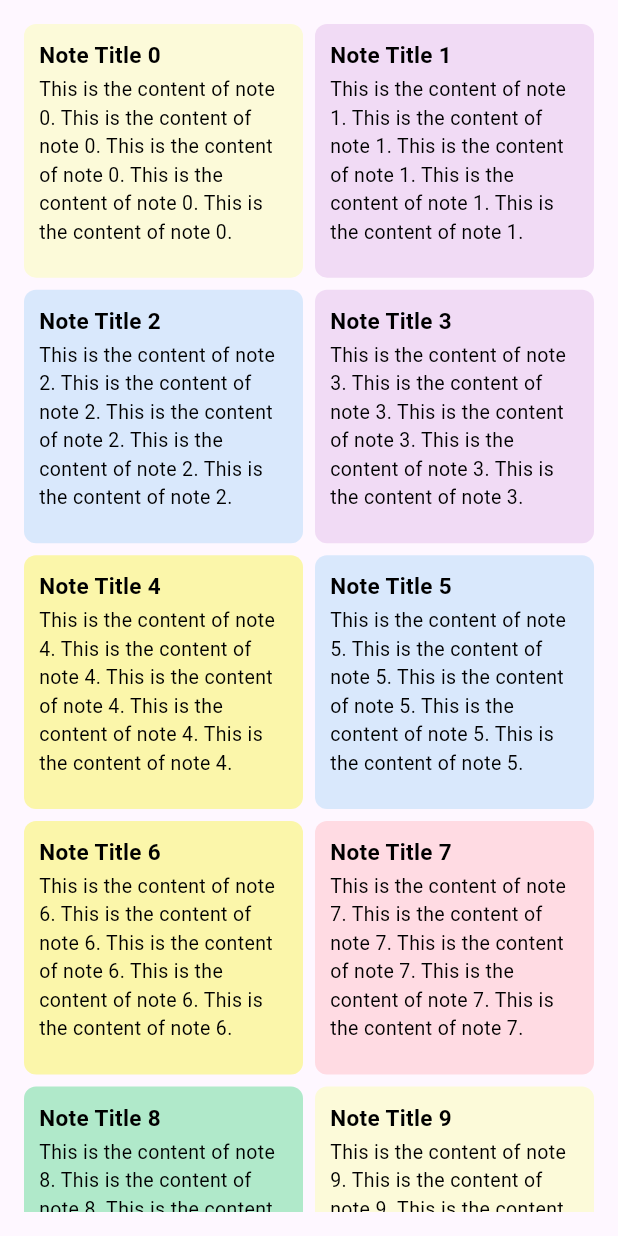
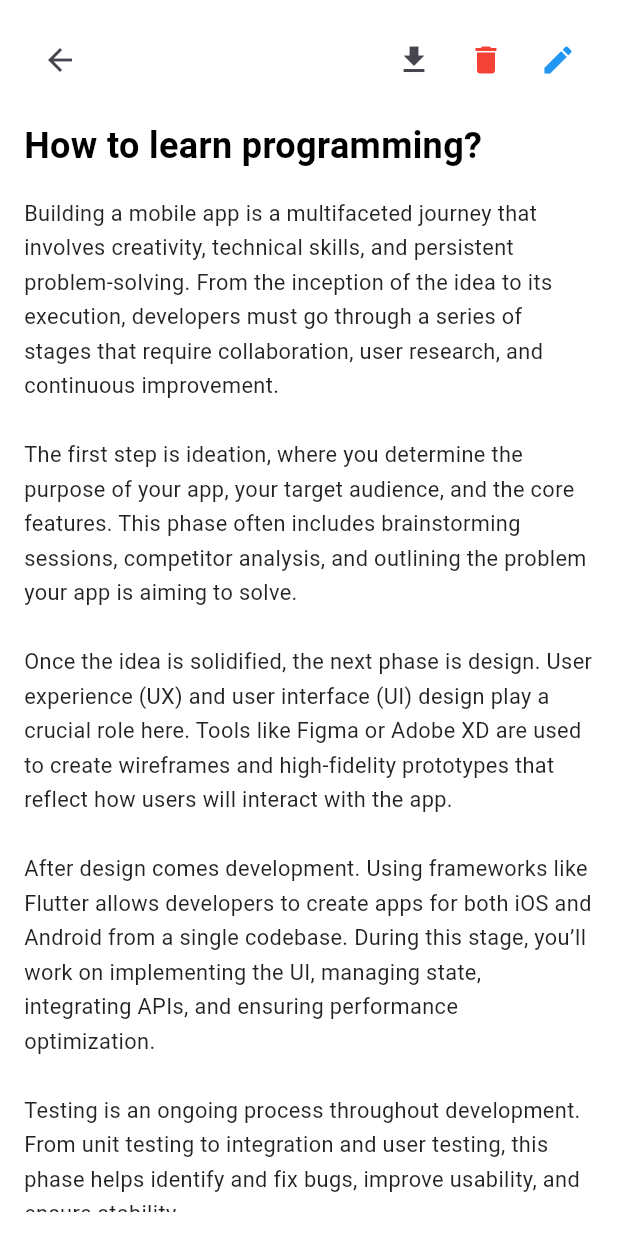
Before and after one commit to oluwaseyi9325/Note-App-Flutter, a Flutter app: the screen it shows after launch, on a phone screen of 412 x 824 dp. Run offline on Flutter 3.47's test engine with Material 3 defaults, Android fonts, the phone set to English and light mode, and no system bars.

Commit message:
added view note screen

```diff
--- a/lib/main.dart
+++ b/lib/main.dart
@@ -1,5 +1,6 @@
 import 'package:flutter/material.dart';
 import 'package:note_app/screens/home_screen.dart';
+import 'package:note_app/screens/note_view_screen.dart';
 
 void main() {
   runApp(const MyApp());
@@ -12,7 +13,7 @@ class MyApp extends StatelessWidget {
   Widget build(BuildContext context) {
     return MaterialApp(
       debugShowCheckedModeBanner: false,
-      home: HomeScreen(),
+      home: NoteViewScreen(),
     );
   }
 }
--- /dev/null
+++ b/lib/screens/note_view_screen.dart
@@ -0,0 +1,83 @@
+import 'package:flutter/material.dart';
+
+class NoteViewScreen extends StatefulWidget {
+  const NoteViewScreen({super.key});
+
+  @override
+  State<NoteViewScreen> createState() => _NoteViewScreenState();
+}
+
+class _NoteViewScreenState extends State<NoteViewScreen> {
+  @override
+  Widget build(BuildContext context) {
+    return Scaffold(
+      backgroundColor: Colors.white,
+      body: Padding(
+        padding: const EdgeInsets.all(16.0),
+        child: SafeArea(
+          child: Column(
+            crossAxisAlignment: CrossAxisAlignment.start,
+            children: [
+              Row(
+                mainAxisAlignment: MainAxisAlignment.spaceBetween,
+                children: [
+                  IconButton(onPressed: () => {}, icon: Icon(Icons.arrow_back)),
+                  Row(
+                    children: [
+                      IconButton(
+                        onPressed: () => {},
+                        icon: Icon(Icons.download),
+                      ),
+                      IconButton(onPressed: () => {}, icon: Icon(Icons.delete, color: Colors.red,)),
+                      IconButton(onPressed: () => {}, icon: Icon(Icons.edit, color: Colors.blue,)),
+                    ],
+                  ),
+                ],
+              ),
+              SizedBox(height: 16),
+              Text(
+                "How to learn programming?",
+                style: const TextStyle(
+                  color: Colors.black,
+                  fontSize: 24,
+                  fontWeight: FontWeight.bold,
+                ),
+              ),
+              SizedBox(height: 16),
+              Expanded(
+                child: SingleChildScrollView(
+                  child: Text(
+                    "Building a mobile app is a multifaceted journey that involves creativity, technical skills, and persistent problem-solving. "
+                    "From the inception of the idea to its execution, developers must go through a series of stages that require collaboration, "
+                    "user research, and continuous improvement.\n\n"
+                    "The first step is ideation, where you determine the purpose of your app, your target audience, and the core features. "
+                    "This phase often includes brainstorming sessions, competitor analysis, and outlining the problem your app is aiming to solve.\n\n"
+                    "Once the idea is solidified, the next phase is design. User experience (UX) and user interface (UI) design play a crucial role here. "
+                    "Tools like Figma or Adobe XD are used to create wireframes and high-fidelity prototypes that reflect how users will interact with the app.\n\n"
+                    "After design comes development. Using frameworks like Flutter allows developers to create apps for both iOS and Android from a single codebase. "
+                    "During this stage, you’ll work on implementing the UI, managing state, integrating APIs, and ensuring performance optimization.\n\n"
+                    "Testing is an ongoing process throughout development. From unit testing to integration and user testing, this phase helps identify and fix bugs, "
+                    "improve usability, and ensure stability.\n\n"
+                    "Once the app is stable, it's time to deploy. The app is submitted to the App Store and Google Play Store, adhering to platform-specific guidelines "
+                    "and requirements. Even after release, the journey continues through updates, bug fixes, and feature enhancements based on user feedback.\n\n"
+                    "In summary, building a mobile app is not just about coding — it's about delivering value, creating delightful user experiences, and continuously evolving "
+                    "to meet user needs."
+                    "In summary, building a mobile app is not just about coding — it's about delivering value, creating delightful user experiences, and continuously evolving "
+                    "to meet user needs."
+                    "In summary, building a mobile app is not just about coding — it's about delivering value, creating delightful user experiences, and continuously evolving "
+                    "to meet user needs.",
+                    style: const TextStyle(
+                      color: Colors.black87,
+                      fontSize: 14.5,
+                      height: 1.6,
+                    ),
+                  ),
+                ),
+              ),
+            ],
+          ),
+        ),
+      ),
+    );
+  }
+}
--- /dev/null
+++ b/lib/widget/note_card.dart
@@ -0,0 +1,15 @@
+import 'package:flutter/material.dart';
+
+class NoteCard extends StatefulWidget {
+  const NoteCard({super.key});
+
+  @override
+  State<NoteCard> createState() => _NoteCardState();
+}
+
+class _NoteCardState extends State<NoteCard> {
+  @override
+  Widget build(BuildContext context) {
+    return const Placeholder();
+  }
+}
--- /dev/null
+++ b/lib/widget/search_bar.dart
@@ -0,0 +1,15 @@
+import 'package:flutter/material.dart';
+
+class SearchBar extends StatefulWidget {
+  const SearchBar({super.key});
+
+  @override
+  State<SearchBar> createState() => _SearchBarState();
+}
+
+class _SearchBarState extends State<SearchBar> {
+  @override
+  Widget build(BuildContext context) {
+    return const Placeholder();
+  }
+}
```
Also changed, not shown: lib/screens/home_screen.dart (+48 -5 lines), lib/screens/note_editor_screen.dart (added).
